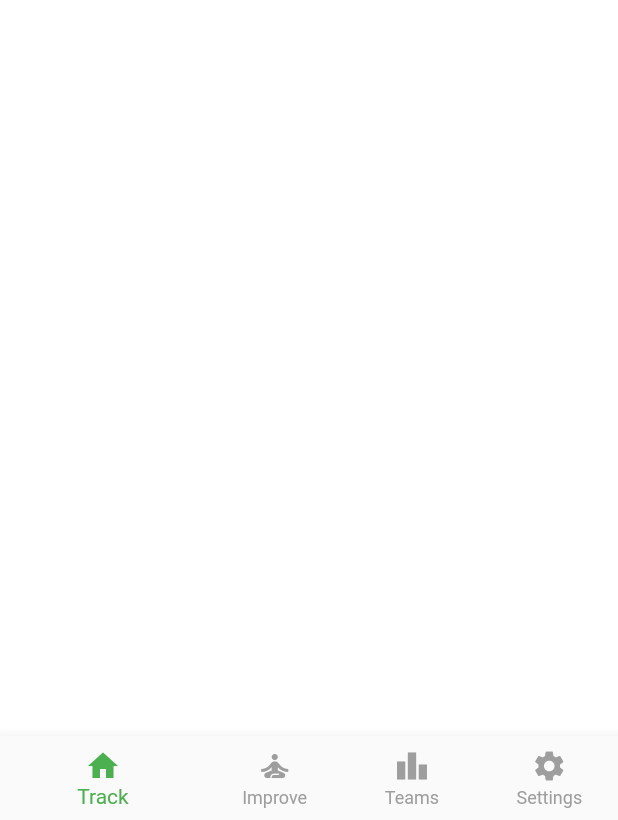
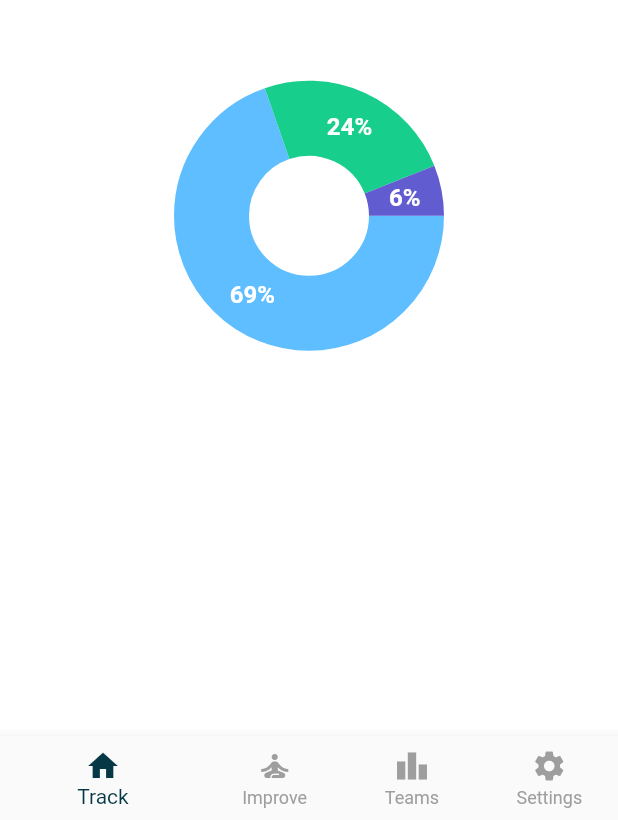
Before and after one commit to steevjames/Nirmaan-Project, a Flutter app: the screen it shows after launch, on a phone screen of 412 x 824 dp, the part 416-1236 px from its top. Run offline on Flutter 3.47's test engine with Material 2 defaults, Android fonts, the phone set to English and light mode, and no system bars; drawn by our look-alikes of fl_chart.

Commit message:
Added pie chart

```diff
--- /dev/null
+++ b/lib/Homepage/Components/piechart.dart
@@ -0,0 +1,63 @@
+import 'package:fl_chart/fl_chart.dart';
+import 'package:flutter/material.dart';
+
+class HomePagePieChart extends StatelessWidget {
+  List<PieChartSectionData> showingSections() {
+    return List.generate(3, (i) {
+      final double fontSize = 16;
+      final double radius = 50;
+      switch (i) {
+        case 0:
+          return PieChartSectionData(
+            color: const Color.fromRGBO(95, 190, 255, 1),
+            value: 69,
+            title: '69%',
+            radius: radius,
+            titleStyle: TextStyle(
+                fontSize: fontSize,
+                fontWeight: FontWeight.bold,
+                color: const Color(0xffffffff)),
+          );
+        case 1:
+          return PieChartSectionData(
+            color: const Color.fromRGBO(24, 206, 140, 1),
+            value: 24,
+            title: '24%',
+            radius: radius,
+            titleStyle: TextStyle(
+                fontSize: fontSize,
+                fontWeight: FontWeight.bold,
+                color: const Color(0xffffffff)),
+          );
+        case 2:
+          return PieChartSectionData(
+            color: const Color.fromRGBO(98, 92, 209, 1),
+            value: 6,
+            title: '6%',
+            radius: radius,
+            titleStyle: TextStyle(
+                fontSize: fontSize,
+                fontWeight: FontWeight.bold,
+                color: const Color(0xffffffff)),
+          );
+
+        default:
+          return null;
+      }
+    });
+  }
+
+  @override
+  Widget build(BuildContext context) {
+    return PieChart(
+      PieChartData(
+        borderData: FlBorderData(
+          show: false,
+        ),
+        sectionsSpace: 0,
+        centerSpaceRadius: 40,
+        sections: showingSections(),
+      ),
+    );
+  }
+}
--- a/lib/Homepage/homepage.dart
+++ b/lib/Homepage/homepage.dart
@@ -1,11 +1,12 @@
 import 'package:carbonfootprint/Homepage/Components/header.dart';
+import 'package:carbonfootprint/Homepage/Components/piechart.dart';
 import 'package:flutter/material.dart';
 
 class HomePage extends StatelessWidget {
   @override
   Widget build(BuildContext context) {
     return Scaffold(
-      backgroundColor: Color.fromRGBO(5, 55, 68, 1),
+      backgroundColor: Colors.white,
       // Zero height appbar: It avoids status bar
       appBar: PreferredSize(
         preferredSize: Size.fromHeight(0.0),
@@ -14,14 +15,23 @@ class HomePage extends StatelessWidget {
         ),
       ),
 
-      body: Column(
+      body: SingleChildScrollView(
+        child: Column(
           children: [
-          HomePageHeader(
+            Container(
+              color: Color.fromRGBO(5, 55, 68, 1),
+              child: HomePageHeader(
                 userName: "Steev",
                 carbonFootprint: "694kg",
               ),
-          Expanded(
-            child: Container(
+            ),
+            Stack(
+              children: [
+                Container(
+                  height: 100,
+                  color: Color.fromRGBO(5, 55, 68, 1),
+                ),
+                Container(
                   decoration: BoxDecoration(
                     color: Colors.white,
                     borderRadius: BorderRadius.only(
@@ -29,9 +39,12 @@ class HomePage extends StatelessWidget {
                       topRight: Radius.circular(35),
                     ),
                   ),
-                child: BottomPart()),
-          )
+                  child: BottomPart(),
+                ),
               ],
+            ),
+          ],
+        ),
       ),
     );
   }
@@ -40,9 +53,7 @@ class HomePage extends StatelessWidget {
 class BottomPart extends StatelessWidget {
   @override
   Widget build(BuildContext context) {
-    return SingleChildScrollView(
-      // physics: BouncingScrollPhysics(parent: AlwaysScrollableScrollPhysics()),
-      child: Padding(
+    return Padding(
       padding: const EdgeInsets.fromLTRB(20, 30, 20, 5),
       child: Column(
         crossAxisAlignment: CrossAxisAlignment.stretch,
@@ -58,8 +69,8 @@ class BottomPart extends StatelessWidget {
               textAlign: TextAlign.center,
             ),
           ),
+          HomePagePieChart(),
         ],
-        ),
       ),
     );
   }
--- a/lib/Navigation/navigation.dart
+++ b/lib/Navigation/navigation.dart
@@ -31,10 +31,27 @@ class _NavigationBarState extends State<NavigationBar> {
   @override
   Widget build(BuildContext context) {
     return Scaffold(
+      // extendBody: true,
       body: Center(
         child: _widgetOptions.elementAt(_selectedIndex),
       ),
-      bottomNavigationBar: BottomNavigationBar(
+      bottomNavigationBar:
+          //  Container(
+          //   decoration: BoxDecoration(
+          //     borderRadius: BorderRadius.only(
+          //         topRight: Radius.circular(30), topLeft: Radius.circular(30)),
+          //     boxShadow: [
+          //       BoxShadow(color: Colors.black26, spreadRadius: 0, blurRadius: 5),
+          //     ],
+          //   ),
+          //   child: ClipRRect(
+          //     borderRadius: BorderRadius.only(
+          //       topLeft: Radius.circular(30.0),
+          //       topRight: Radius.circular(30.0),
+          //     ),
+          //     child:
+
+          BottomNavigationBar(
         items: const <BottomNavigationBarItem>[
           BottomNavigationBarItem(
             icon: Icon(Icons.home),
@@ -54,11 +71,13 @@ class _NavigationBarState extends State<NavigationBar> {
           ),
         ],
         currentIndex: _selectedIndex,
-        selectedItemColor: Colors.green,
+        selectedItemColor: Color.fromRGBO(5, 55, 68, 1),
         unselectedItemColor: Colors.grey,
         showUnselectedLabels: true,
         onTap: _onItemTapped,
       ),
+      //   ),
+      // ),
     );
   }
 }
--- a/pubspec.yaml
+++ b/pubspec.yaml
@@ -28,6 +28,7 @@ dependencies:
   # The following adds the Cupertino Icons font to your application.
   # Use with the CupertinoIcons class for iOS style icons.
   cupertino_icons: ^1.0.0
+  fl_chart: ^0.12.0
 
 dev_dependencies:
   flutter_test:
```
Also changed, not shown: pubspec.lock. Lines whose indentation alone changed are shown as unchanged.
